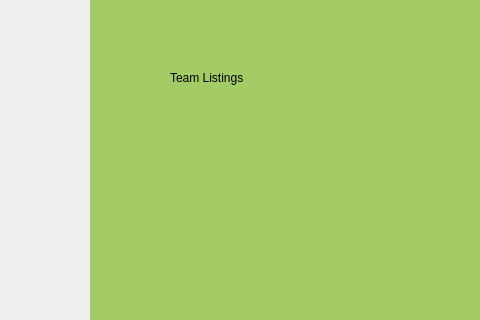
Old version of the form app/src/windows/mainwindow.ui in the repository minorleaguegrayonassociates/GrayonSlam; both pictures show x 0 to 480 and y 0 to 320 of the 800 by 600 pixel window.
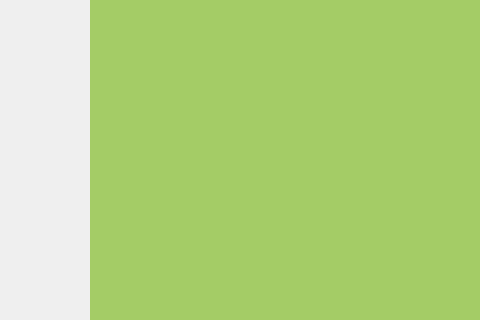
New version of the form. The open tabs and pages were chosen to show the change. Icons and pictures are not drawn.

Commit message:
Graph view (#73)
Closes #17

### Key features
*  Added the Graph View to the main window
*  Added the map to the graph view
*  Added buttons to Graph View to display the different traversals
*  Added label to Graph View to show total mileage

### Future Improvements
* Maybe add a list of edges (Not in reqs though)

### Notes
This meets requirements 5-7 on the third page of reqs pages

Diff of the .ui file:
```diff
--- a/app/src/windows/mainwindow.ui
+++ b/app/src/windows/mainwindow.ui
@@ -39,6 +39,11 @@
 background-image: url(:/res/backgrounds/background_icons_orange.png);
 background-color: white;
 }
+
+QWidget#graphView {
+background-image: url(:/res/backgrounds/background_icons_yellow.png);
+background-color: #30a07b;
+}
 QPushButton
 {
   color: white;
@@ -116,23 +121,11 @@
       </property>
      </widget>
     </widget>
+    <widget class="QWidget" name="graphView"/>
     <widget class="QWidget" name="viewTeamView">
      <property name="styleSheet">
       <string notr="true"/>
      </property>
-     <widget class="QLabel" name="label_2">
-      <property name="geometry">
-       <rect>
-        <x>80</x>
-        <y>70</y>
-        <width>110</width>
-        <height>16</height>
-       </rect>
-      </property>
-      <property name="text">
-       <string>Team Listings</string>
-      </property>
-     </widget>
     </widget>
     <widget class="QWidget" name="adminView"/>
    </widget>
```
The commit also changes 9 other files.
